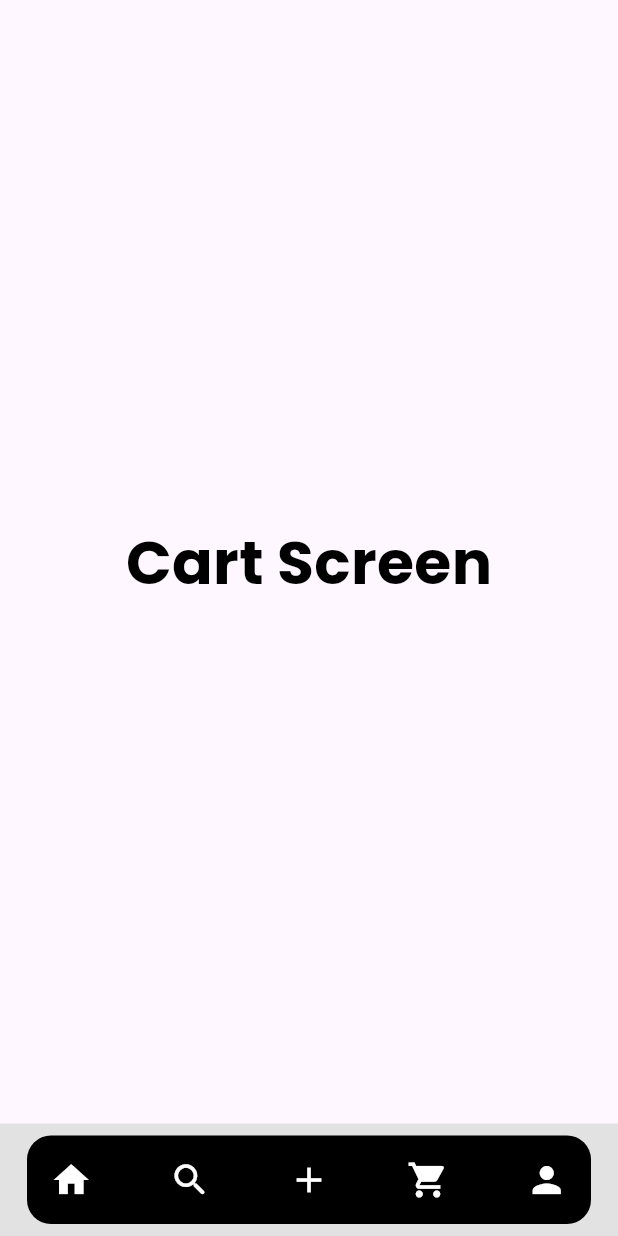
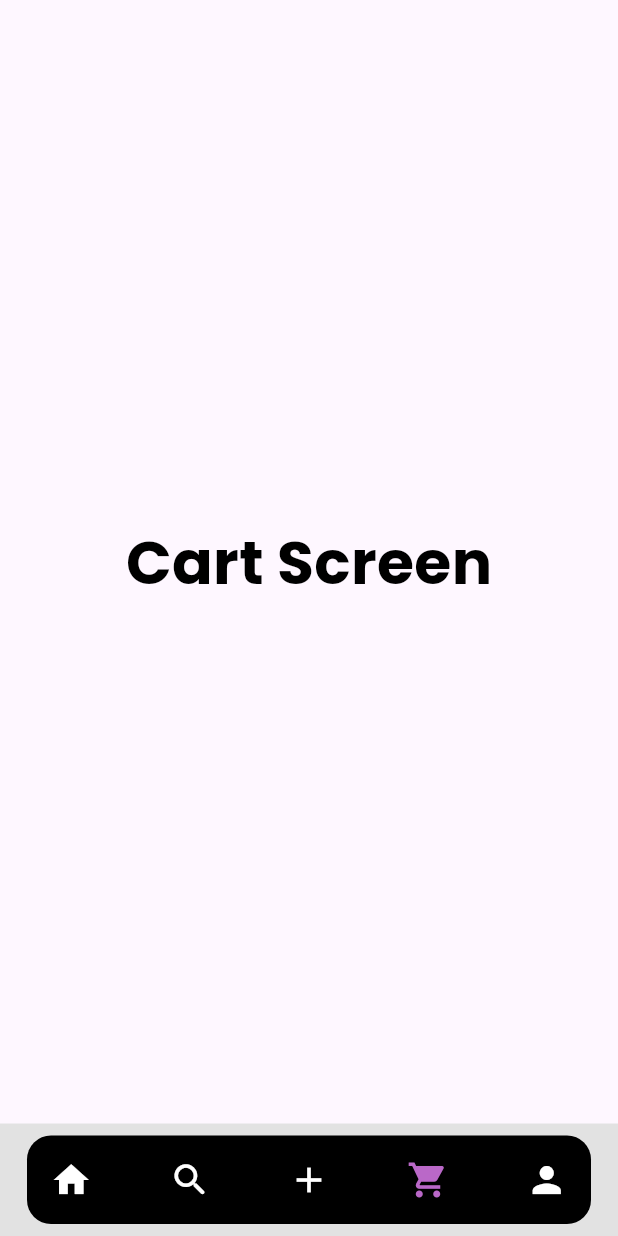
Before and after one commit to heitorgandolfi/ecommerce, a Flutter app: the screen it shows after launch, item 4 of the bottom bar chosen, on a phone screen of 412 x 824 dp. Run offline on Flutter 3.47's test engine with Material 2 defaults, Android fonts, the phone set to English and light mode, and no system bars; our stand-ins replace google_fonts.

Commit message:
feat: added prop color to the BottomNavigatorItems widget

```diff
--- a/lib/screens/shared/bottom_nav_widget.dart
+++ b/lib/screens/shared/bottom_nav_widget.dart
@@ -5,9 +5,11 @@ class BottomNavigatorItems extends StatelessWidget {
     super.key,
     this.onTap,
     this.icon,
+    this.color,
   });
   final void Function()? onTap;
   final IconData? icon;
+  final Color? color;
 
   @override
   Widget build(BuildContext context) {
@@ -16,7 +18,7 @@ class BottomNavigatorItems extends StatelessWidget {
       child: SizedBox(
         height: 35,
         width: 35,
-        child: Icon(icon, color: Colors.white, size: 28),
+        child: Icon(icon, color: color, size: 28),
       ),
     );
   }
--- a/lib/screens/ui/mainscreen.dart
+++ b/lib/screens/ui/mainscreen.dart
@@ -1,5 +1,6 @@
 import 'package:ecommerce/controllers/mainscreen_provider.dart';
 import 'package:ecommerce/screens/shared/bottom_nav_widget.dart';
+import 'package:ecommerce/screens/ui/addpage.dart';
 import 'package:ecommerce/screens/ui/cartpage.dart';
 import 'package:ecommerce/screens/ui/homepage.dart';
 import 'package:ecommerce/screens/ui/profile.dart';
@@ -13,7 +14,7 @@ class MainScreen extends StatelessWidget {
   List<Widget> pageList = const [
     HomeScreen(),
     SearchScreen(),
-    HomeScreen(), //temporary
+    AddScreen(), //temporary
     CartScreen(),
     ProfileScreen(),
   ];
@@ -42,30 +43,45 @@ class MainScreen extends StatelessWidget {
                       mainScreenNotifier.updatePageIndex = 0;
                     },
                     icon: Icons.home,
+                    color: mainScreenNotifier.pageIndex == 0
+                        ? Colors.purple[300]
+                        : Colors.white,
                   ),
                   BottomNavigatorItems(
                     onTap: () {
                       mainScreenNotifier.updatePageIndex = 1;
                     },
                     icon: Icons.search_rounded,
+                    color: mainScreenNotifier.pageIndex == 1
+                        ? Colors.purple[300]
+                        : Colors.white,
                   ),
                   BottomNavigatorItems(
                     onTap: () {
                       mainScreenNotifier.updatePageIndex = 2;
                     },
                     icon: Icons.add,
+                    color: mainScreenNotifier.pageIndex == 2
+                        ? Colors.purple[300]
+                        : Colors.white,
                   ),
                   BottomNavigatorItems(
                     onTap: () {
                       mainScreenNotifier.updatePageIndex = 3;
                     },
                     icon: Icons.shopping_cart,
+                    color: mainScreenNotifier.pageIndex == 3
+                        ? Colors.purple[300]
+                        : Colors.white,
                   ),
                   BottomNavigatorItems(
                     onTap: () {
                       mainScreenNotifier.updatePageIndex = 4;
                     },
                     icon: Icons.person,
+                    color: mainScreenNotifier.pageIndex == 4
+                        ? Colors.purple[300]
+                        : Colors.white,
                   ),
                 ],
               ),
```
